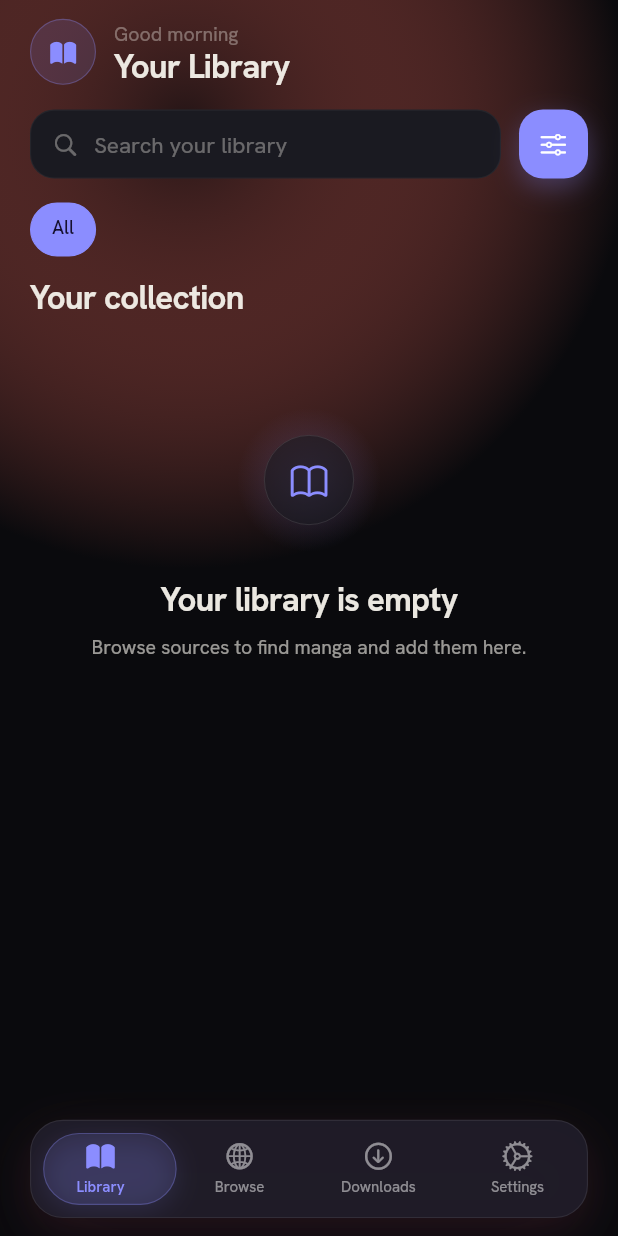
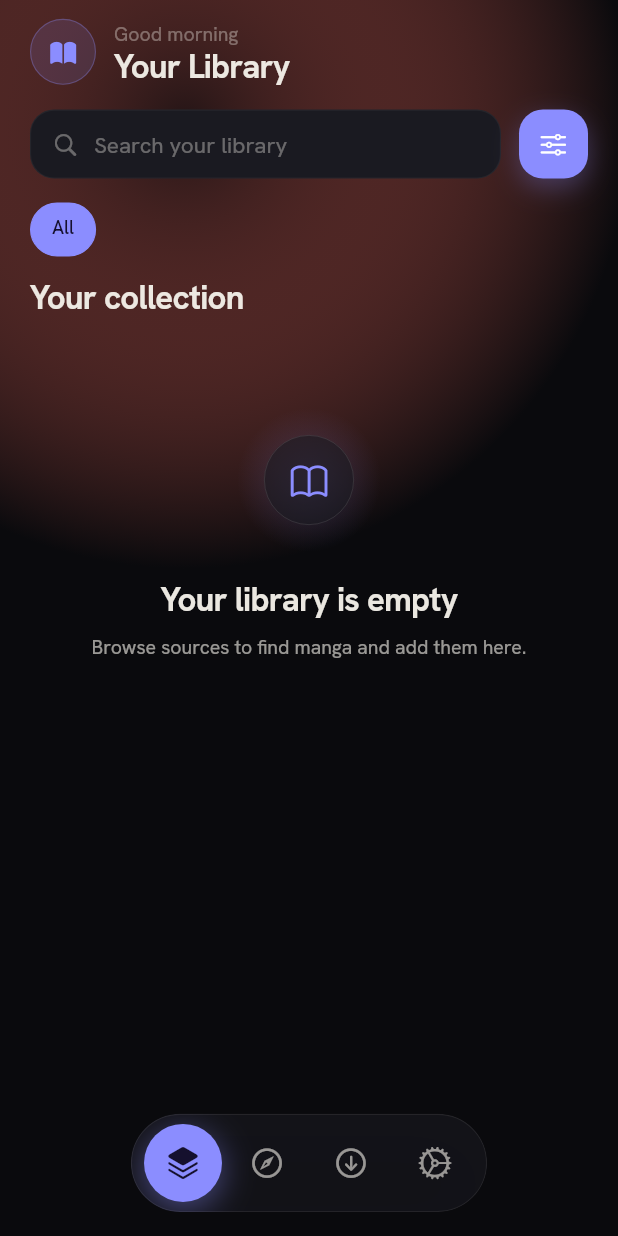
Before and after one commit to tsnyders/comic-center, a Flutter app: the screen it shows after launch, on a phone screen of 412 x 824 dp. Run offline on Flutter 3.47's test engine with Material 3 defaults, Android fonts, the phone set to English and light mode, and no system bars; our stand-ins replace cached_network_image, dio, extended_image, flutter_riverpod, google_sign_in, isar and 2 more; missing offline and left inert: googleapis, screen_brightness; accounts and stored records are empty; generated files the repository leaves out were written again; network calls fail.

Commit message:
LUMEN nav — floating icon pill
Replace the full-width tab bar with a compact, centered floating pill: blurred
ink surface, hairline border, soft drop shadow; icon-only with the active item
in an iris-filled dot (glow + filled glyph). Drops the sliding indicator and
text labels for the cleaner LUMEN signature.

Co-Authored-By: Claude Opus 4.8 <noreply@anthropic.com>

```diff
--- a/lib/features/root/root_scaffold.dart
+++ b/lib/features/root/root_scaffold.dart
@@ -1,3 +1,5 @@
+import 'dart:ui';
+
 import 'package:flutter/cupertino.dart';
 import 'package:flutter/services.dart';
 import 'package:flutter_riverpod/flutter_riverpod.dart';
@@ -26,7 +28,6 @@ class _RootScaffoldState extends ConsumerState<RootScaffold> {
   @override
   void initState() {
     super.initState();
-    // Show "What's New" dialog on first launch after a version update.
     if (ref.read(showWhatsNewProvider)) {
       WidgetsBinding.instance.addPostFrameCallback((_) {
         if (mounted) _showWhatsNewDialog(context);
@@ -45,11 +46,9 @@ class _RootScaffoldState extends ConsumerState<RootScaffold> {
     try {
       release = await UpdateService.fetchLatestRelease();
     } catch (_) {
-      // Silently skip if offline — user can always tap "What's New" in Settings.
       return;
     }
     if (release == null || !context.mounted) return;
-
     showCupertinoDialog<void>(
       context: context,
       builder: (_) => _WhatsNewDialog(release: release!),
@@ -66,20 +65,17 @@ class _RootScaffoldState extends ConsumerState<RootScaffold> {
       child: Stack(
         fit: StackFit.expand,
         children: [
-          // ── Ambient backdrop — subtle radial gradient on the obsidian canvas ──
+          // Ambient backdrop — subtle radial wash on the ink canvas
           DecoratedBox(
             decoration: BoxDecoration(
               gradient: RadialGradient(
-                center: const Alignment(0.0, -0.4),
+                center: const Alignment(0.0, -0.5),
                 radius: 1.4,
-                colors: isDark
-                    ? AppColors.ambientDark
-                    : AppColors.ambientLight,
+                colors: isDark ? AppColors.ambientDark : AppColors.ambientLight,
               ),
             ),
           ),
 
-          // ── Tab content ───────────────────────────────────────────────────
           IndexedStack(
             index: _selectedIndex,
             children: const [
@@ -90,14 +86,16 @@ class _RootScaffoldState extends ConsumerState<RootScaffold> {
             ],
           ),
 
-          // ── Floating glass navigation bar ─────────────────────────────────
+          // Floating LUMEN nav pill — centered, compact, icon-only
           Positioned(
-            bottom: bottomPadding + AppSpacing.x5,
-            left: AppSpacing.x7,
-            right: AppSpacing.x7,
-            child: _GlassNavBar(
+            bottom: bottomPadding + AppSpacing.x6,
+            left: 0,
+            right: 0,
+            child: Center(
+              child: _LumenNav(
                 selectedIndex: _selectedIndex,
                 onTap: _onTap,
+              ),
             ),
           ),
         ],
@@ -106,270 +104,110 @@ class _RootScaffoldState extends ConsumerState<RootScaffold> {
   }
 }
 
-// ── Glass navigation bar ──────────────────────────────────────────────────────
+// ── LUMEN floating nav pill ─────────────────────────────────────────────────
 
-class _GlassNavBar extends ConsumerStatefulWidget {
-  const _GlassNavBar({
-    required this.selectedIndex,
-    required this.onTap,
-  });
+class _LumenNav extends StatelessWidget {
+  const _LumenNav({required this.selectedIndex, required this.onTap});
 
   final int selectedIndex;
   final ValueChanged<int> onTap;
 
-  @override
-  ConsumerState<_GlassNavBar> createState() => _GlassNavBarState();
-}
-
-class _GlassNavBarState extends ConsumerState<_GlassNavBar>
-    with TickerProviderStateMixin {
-  late final AnimationController _indicatorCtrl;
-  late Animation<double> _indicatorPos;
-  int _prevIndex = 0;
-
-  static const _tabs = [
-    _TabItem(icon: CupertinoIcons.book, activeIcon: CupertinoIcons.book_fill, label: 'Library'),
-    _TabItem(icon: CupertinoIcons.globe, activeIcon: CupertinoIcons.globe, label: 'Browse'),
-    _TabItem(icon: CupertinoIcons.arrow_down_circle, activeIcon: CupertinoIcons.arrow_down_circle_fill, label: 'Downloads'),
-    _TabItem(icon: CupertinoIcons.settings, activeIcon: CupertinoIcons.settings_solid, label: 'Settings'),
+  static const _items = <(IconData, IconData)>[
+    (CupertinoIcons.square_stack_3d_up, CupertinoIcons.square_stack_3d_up_fill),
+    (CupertinoIcons.compass, CupertinoIcons.compass_fill),
+    (CupertinoIcons.arrow_down_circle, CupertinoIcons.arrow_down_circle_fill),
+    (CupertinoIcons.settings, CupertinoIcons.settings_solid),
   ];
 
   @override
-  void initState() {
-    super.initState();
-    _indicatorCtrl = AnimationController(
-      vsync: this,
-      duration: AppMotion.slow,
-    );
-    _indicatorPos = Tween<double>(
-      begin: widget.selectedIndex.toDouble(),
-      end: widget.selectedIndex.toDouble(),
-    ).animate(
-      CurvedAnimation(parent: _indicatorCtrl, curve: AppMotion.easeOut),
-    );
-  }
-
-  @override
-  void didUpdateWidget(_GlassNavBar old) {
-    super.didUpdateWidget(old);
-    if (old.selectedIndex != widget.selectedIndex) {
-      _indicatorPos = Tween<double>(
-        begin: _prevIndex.toDouble(),
-        end: widget.selectedIndex.toDouble(),
-      ).animate(
-        CurvedAnimation(parent: _indicatorCtrl, curve: AppMotion.easeOut),
-      );
-      _indicatorCtrl.forward(from: 0);
-      _prevIndex = widget.selectedIndex;
-    }
-  }
-
-  @override
-  void dispose() {
-    _indicatorCtrl.dispose();
-    super.dispose();
-  }
-
-  Widget _barContent(BuildContext context) {
-    return SizedBox(
-      height: 64,
-      child: Stack(
-        children: [
-          // ── Animated pill indicator ────────────────────────────────────
-          AnimatedBuilder(
-            animation: _indicatorPos,
-            builder: (ctx, __) {
-              final barWidth = MediaQuery.of(ctx).size.width
-                  - AppSpacing.x7 * 2   // L/R inset (20 + 20)
-                  - AppSpacing.x4 * 2;  // inner horizontal padding (8 + 8)
-              final tabWidth = barWidth / _tabs.length;
-              final pillLeft =
-                  _indicatorPos.value * tabWidth + AppSpacing.x4;
-
-              return Positioned(
-                top: AppSpacing.x4,
-                bottom: AppSpacing.x4,
-                left: pillLeft,
-                width: tabWidth,
-                child: DecoratedBox(
+  Widget build(BuildContext context) {
+    return ClipRRect(
+      borderRadius: BorderRadius.circular(AppRadius.pill),
+      child: BackdropFilter(
+        filter: ImageFilter.blur(sigmaX: 24, sigmaY: 24),
+        child: Container(
+          padding: const EdgeInsets.all(6),
           decoration: BoxDecoration(
-                    color: ctx.accentSubtleColor,
+            color: context.isDark
+                ? const Color(0xCC15151B)
+                : const Color(0xCCFFFFFF),
             borderRadius: BorderRadius.circular(AppRadius.pill),
             border: Border.all(
-                      color: ctx.accentLineColor,
+              color: context.borderSubtleColor,
               width: AppRadius.hairline,
             ),
-                    boxShadow: [
+            boxShadow: const [
               BoxShadow(
-                        color: ctx.accentSubtleColor,
-                        blurRadius: 14,
-                        spreadRadius: 0,
-                        offset: const Offset(0, 4),
+                color: Color(0x59000000),
+                blurRadius: 32,
+                spreadRadius: -4,
+                offset: Offset(0, 14),
               ),
             ],
           ),
-                ),
-              );
-            },
-          ),
-
-          // ── Tab icons + labels ─────────────────────────────────────────
-          Row(
-            children: List.generate(_tabs.length, (i) {
-              final isActive = i == widget.selectedIndex;
-              return Expanded(
-                child: _TabButton(
-                  tab: _tabs[i],
-                  isActive: isActive,
-                  onTap: () => widget.onTap(i),
-                ),
+          child: Row(
+            mainAxisSize: MainAxisSize.min,
+            children: List.generate(_items.length, (i) {
+              final active = i == selectedIndex;
+              return _NavDot(
+                icon: active ? _items[i].$2 : _items[i].$1,
+                active: active,
+                onTap: () => onTap(i),
               );
             }),
           ),
-        ],
         ),
-    );
-  }
-
-  @override
-  Widget build(BuildContext context) {
-    final isDark = context.isDark;
-    final shadows = isDark ? AppElevation.float : AppElevation.floatLight;
-
-    // Reference match: a solid dark pill in both modes, lifted by a soft shadow.
-    return Container(
-      decoration: BoxDecoration(
-        color: const Color(0xF21F1C28),
-        borderRadius: BorderRadius.circular(AppRadius.lg),
-        border: Border.all(
-          color: const Color(0x14FFFFFF),
-          width: AppRadius.hairline,
-        ),
-        boxShadow: shadows,
-      ),
-      child: ClipRRect(
-        borderRadius: BorderRadius.circular(AppRadius.lg),
-        child: _barContent(context),
       ),
     );
   }
 }
 
-// ── Tab button ────────────────────────────────────────────────────────────────
-
-class _TabButton extends StatefulWidget {
-  const _TabButton({
-    required this.tab,
-    required this.isActive,
+class _NavDot extends StatelessWidget {
+  const _NavDot({
+    required this.icon,
+    required this.active,
     required this.onTap,
   });
 
-  final _TabItem tab;
-  final bool isActive;
+  final IconData icon;
+  final bool active;
   final VoidCallback onTap;
 
   @override
-  State<_TabButton> createState() => _TabButtonState();
-}
-
-class _TabButtonState extends State<_TabButton>
-    with SingleTickerProviderStateMixin {
-  late final AnimationController _scaleCtrl;
-  late final Animation<double> _scale;
-
-  @override
-  void initState() {
-    super.initState();
-    _scaleCtrl = AnimationController(
-      vsync: this,
-      duration: AppMotion.base,
-      value: widget.isActive ? 1.0 : 0.0,
-    );
-    // Active: scale 1.06; inactive: scale 1.0
-    _scale = Tween<double>(begin: 1.0, end: 1.06).animate(
-      CurvedAnimation(parent: _scaleCtrl, curve: AppMotion.spring),
-    );
-  }
-
-  @override
-  void didUpdateWidget(_TabButton old) {
-    super.didUpdateWidget(old);
-    if (old.isActive != widget.isActive) {
-      if (widget.isActive) {
-        _scaleCtrl.forward();
-      } else {
-        _scaleCtrl.reverse();
-      }
-    }
-  }
-
-  @override
-  void dispose() {
-    _scaleCtrl.dispose();
-    super.dispose();
-  }
-
-  @override
   Widget build(BuildContext context) {
-    final accentColor = context.accentColor;
-    // Nav is a dark pill in both modes, so inactive items are a fixed light grey.
-    const inactiveColor = Color(0x80FFFFFF);
-
+    final inactive = context.isDark
+        ? const Color(0x99F3F0E9)
+        : const Color(0x99151019);
     return GestureDetector(
       behavior: HitTestBehavior.opaque,
-      onTap: widget.onTap,
-      child: Column(
-        mainAxisAlignment: MainAxisAlignment.center,
-        children: [
-          AnimatedBuilder(
-            animation: _scale,
-            builder: (_, child) => Transform.scale(
-              scale: _scale.value,
-              child: child,
+      onTap: onTap,
+      child: AnimatedContainer(
+        duration: AppMotion.base,
+        curve: AppMotion.easeOut,
+        width: 52,
+        height: 52,
+        margin: const EdgeInsets.symmetric(horizontal: 2),
+        decoration: BoxDecoration(
+          color: active ? context.accentColor : const Color(0x00000000),
+          shape: BoxShape.circle,
+          boxShadow: active
+              ? [
+                  BoxShadow(
+                    color: context.accentColor.withValues(alpha: 0.45),
+                    blurRadius: 18,
+                    offset: const Offset(0, 5),
                   ),
-            child: AnimatedSwitcher(
-              duration: AppMotion.base,
+                ]
+              : null,
+        ),
         child: Icon(
-                widget.isActive ? widget.tab.activeIcon : widget.tab.icon,
-                key: ValueKey<bool>(widget.isActive),
-                size: 21,
-                color: widget.isActive ? accentColor : inactiveColor,
+          icon,
+          size: 23,
+          color: active ? AppColors.textOnAccent : inactive,
         ),
-            ),
-          ),
-          const SizedBox(height: 3),
-          AnimatedDefaultTextStyle(
-            duration: AppMotion.base,
-            style: TextStyle(
-              fontFamily: AppTextStyles.display,
-              fontVariations: [
-                FontVariation('wght', widget.isActive ? 600 : 400),
-              ],
-              fontSize: 10,
-              fontWeight:
-                  widget.isActive ? FontWeight.w600 : FontWeight.w400,
-              color: widget.isActive ? accentColor : inactiveColor,
-            ),
-            child: Text(widget.tab.label),
-          ),
-        ],
       ),
     );
   }
-}
-
-// ── Tab data ──────────────────────────────────────────────────────────────────
-
-class _TabItem {
-  const _TabItem({
-    required this.icon,
-    required this.activeIcon,
-    required this.label,
-  });
-
-  final IconData icon;
-  final IconData activeIcon;
-  final String label;
 }
 
 // ── What's New dialog ─────────────────────────────────────────────────────────
@@ -416,7 +254,6 @@ class _WhatsNewDialog extends StatelessWidget {
             ),
           if (body.isNotEmpty)
             Text(
-              // Show first 300 chars to keep dialog manageable.
               body.length > 300 ? '${body.substring(0, 300)}…' : body,
               style: AppTextStyles.bodySmall,
             )
```
Lines whose indentation alone changed are shown as unchanged.
